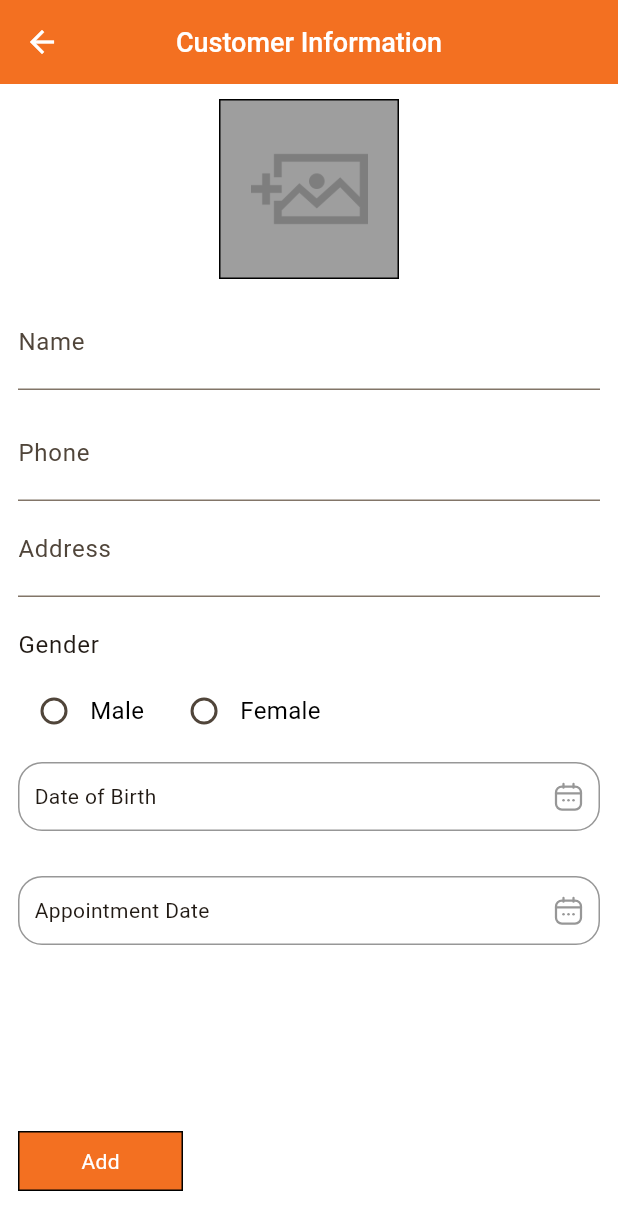
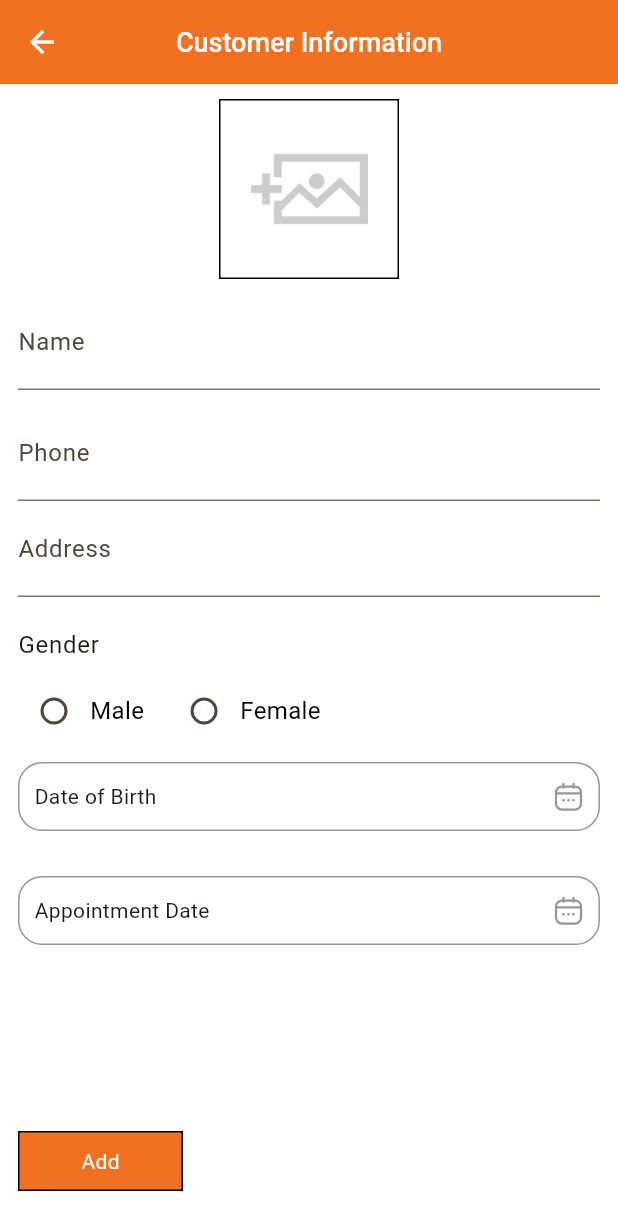
Before and after one commit to Eaindra68/customer_appoitment_system, a Flutter app: the CustomerInfoPage screen opened directly, on a phone screen of 412 x 824 dp. Shown: the top 1230 px of the screen. Run offline on Flutter 3.47's test engine with Material 3 defaults, Android fonts, the phone set to English and light mode, and no system bars; our stand-ins replace flutter_svg, hive, hive_flutter, image_picker, loading_animation_widget; accounts and stored records are empty; Roboto replaces fonts that are missing (Nunito).

Commit message:
Update customer_take_image.dart

```diff
--- a/lib/presentation/widgets/customer_take_image.dart
+++ b/lib/presentation/widgets/customer_take_image.dart
@@ -34,7 +34,7 @@ class KYCFaceCard extends StatelessWidget {
             width: width,
             height: height,
             decoration: BoxDecoration(
-              color: Colors.grey,
+              color: Colors.white,
               boxShadow: [
                 BoxShadow(
                   color: Theme.of(context).shadowColor.withValues(alpha: 0.03),
```
